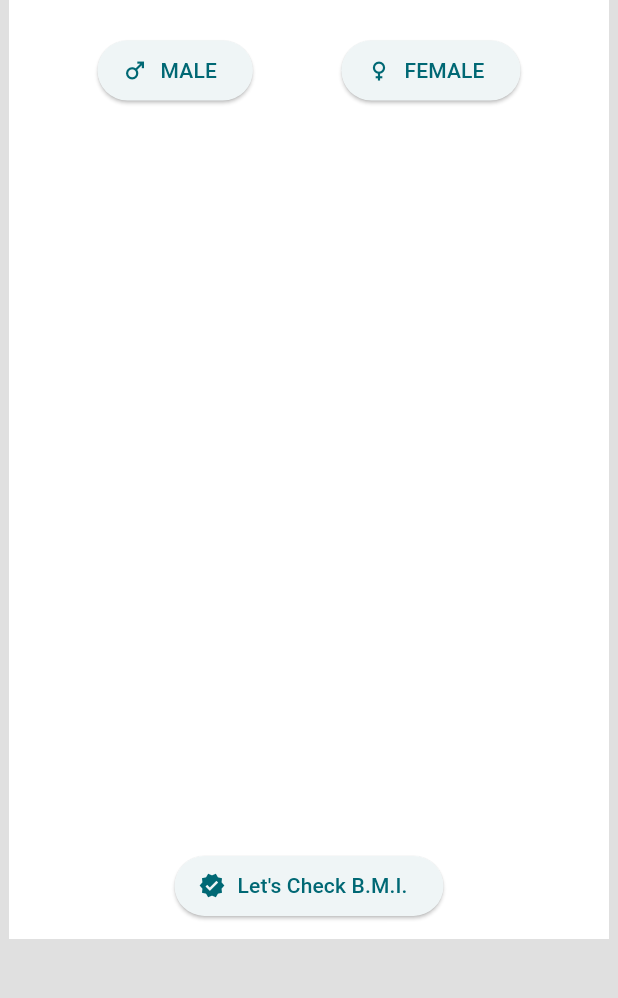
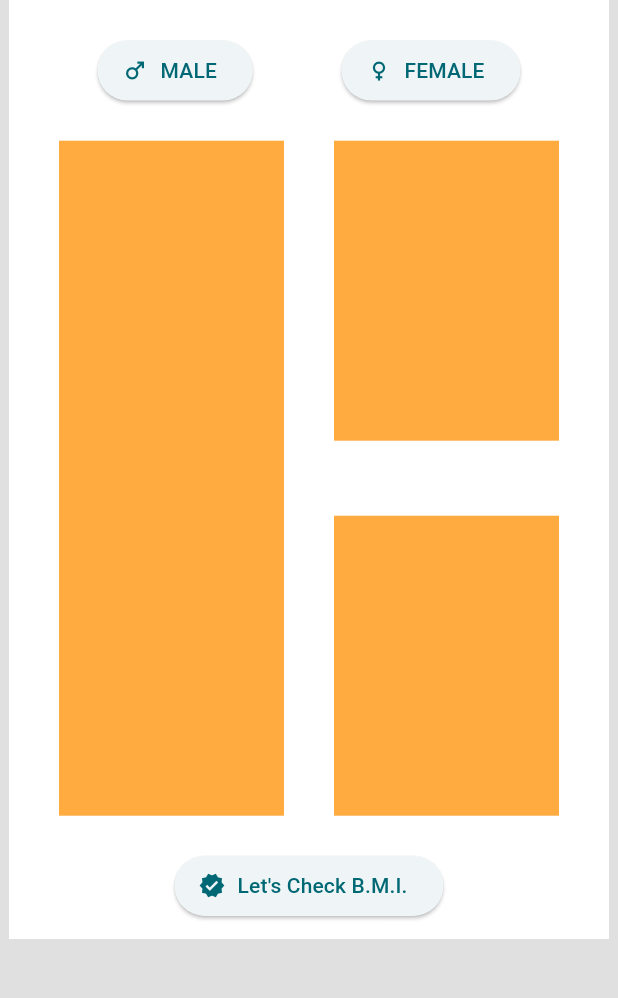
Before and after one commit to mrloknath/BMI-Calculator, a Flutter app: the screen it shows after launch, on a phone screen of 412 x 824 dp, the part 204-1202 px from its top. Run offline on Flutter 3.47's test engine with Material 3 defaults, Android fonts, the phone set to English and light mode, and no system bars.

Commit message:
19.08.24 8:53

```diff
--- a/lib/home.dart
+++ b/lib/home.dart
@@ -88,12 +88,32 @@ class _HomeScreen extends State<HomeScreen>{
                     label: const Text("FEMALE"))
               ],
             ),
-            const SizedBox(
+            SizedBox(
               width: double.infinity,
               height: 450,
               child: Row(
+                mainAxisAlignment: MainAxisAlignment.spaceEvenly,
                 children: <Widget>[
-
+                  Container(
+                    height: double.maxFinite,
+                    width: 150,
+                    color: Colors.orangeAccent,
+                  ),
+                  Column(
+                    mainAxisAlignment: MainAxisAlignment.spaceBetween,
+                    children: <Widget>[
+                      Container(
+                        height: 200,
+                        width: 150,
+                        color: Colors.orangeAccent,
+                      ),
+                      Container(
+                        height: 200,
+                        width: 150,
+                        color: Colors.orangeAccent,
+                      )
+                    ],
+                  )
                 ],
               ),
             ),
```
